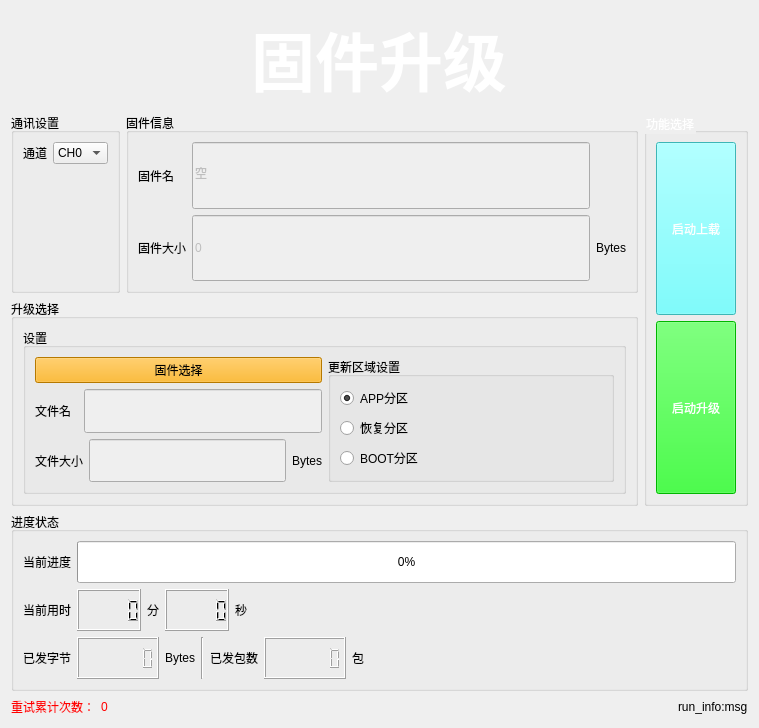
This is updatefw_window/updatefw_window.ui in aron566/EOL_CAN_Tool as Qt 5 draws it before an edit. The edited form follows.
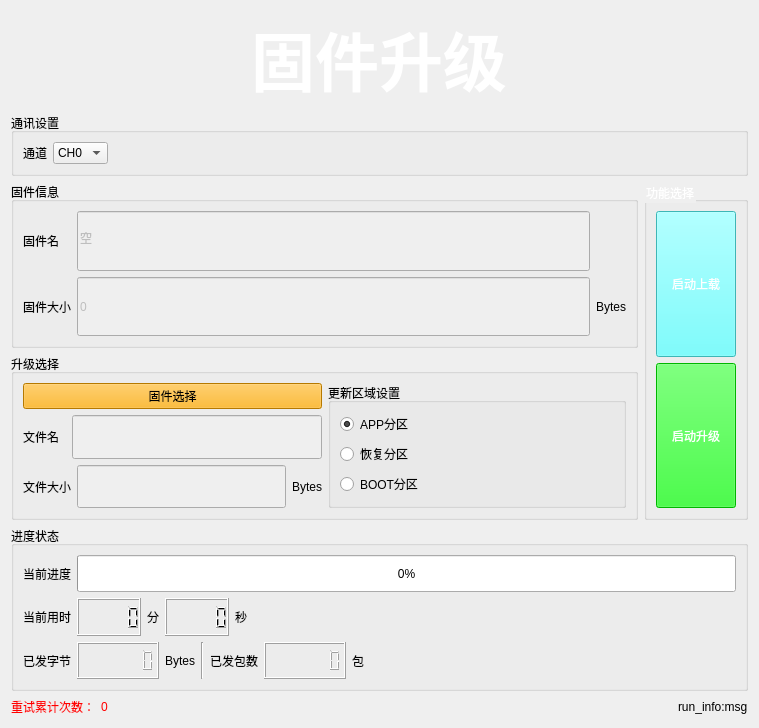
This is the edited form.

Commit message: <feat>: <优化窗口最小化恢复逻辑>

Diff of the .ui file:
```diff
--- a/updatefw_window/updatefw_window.ui
+++ b/updatefw_window/updatefw_window.ui
@@ -17,346 +17,7 @@
    <string notr="true"/>
   </property>
   <layout class="QGridLayout" name="gridLayout_5">
-   <item row="0" column="0" colspan="3">
-    <layout class="QGridLayout" name="gridLayout">
-     <item row="0" column="0" alignment="Qt::AlignHCenter|Qt::AlignVCenter">
-      <widget class="QLabel" name="label">
-       <property name="styleSheet">
-        <string notr="true">color: rgb(255, 255, 255);</string>
-       </property>
-       <property name="text">
-        <string>&lt;html&gt;&lt;head/&gt;&lt;body&gt;&lt;p align=&quot;center&quot;&gt;&lt;span style=&quot; font-size:48pt; font-weight:600;&quot;&gt;固件升级&lt;/span&gt;&lt;/p&gt;&lt;/body&gt;&lt;/html&gt;</string>
-       </property>
-      </widget>
-     </item>
-    </layout>
-   </item>
-   <item row="1" column="1">
-    <layout class="QGridLayout" name="info_gridLayout">
-     <item row="1" column="0">
-      <widget class="QGroupBox" name="info_groupBox">
-       <property name="sizePolicy">
-        <sizepolicy hsizetype="Preferred" vsizetype="Preferred">
-         <horstretch>0</horstretch>
-         <verstretch>0</verstretch>
-        </sizepolicy>
-       </property>
-       <property name="styleSheet">
-        <string notr="true"/>
-       </property>
-       <property name="title">
-        <string>固件信息</string>
-       </property>
-       <layout class="QGridLayout" name="gridLayout_3">
-        <item row="1" column="1">
-         <widget class="QLineEdit" name="frimware_size">
-          <property name="enabled">
-           <bool>false</bool>
-          </property>
-          <property name="sizePolicy">
-           <sizepolicy hsizetype="Expanding" vsizetype="MinimumExpanding">
-            <horstretch>0</horstretch>
-            <verstretch>0</verstretch>
-           </sizepolicy>
-          </property>
-          <property name="text">
-           <string>0</string>
-          </property>
-         </widget>
-        </item>
-        <item row="1" column="0">
-         <widget class="QLabel" name="frimware_size_label">
-          <property name="text">
-           <string>固件大小</string>
-          </property>
-         </widget>
-        </item>
-        <item row="0" column="1">
-         <widget class="QLineEdit" name="frimware_name">
-          <property name="enabled">
-           <bool>false</bool>
-          </property>
-          <property name="sizePolicy">
-           <sizepolicy hsizetype="Expanding" vsizetype="MinimumExpanding">
-            <horstretch>0</horstretch>
-            <verstretch>0</verstretch>
-           </sizepolicy>
-          </property>
-          <property name="text">
-           <string>空</string>
-          </property>
-         </widget>
-        </item>
-        <item row="1" column="2">
-         <widget class="QLabel" name="label_3">
-          <property name="text">
-           <string>Bytes</string>
-          </property>
-         </widget>
-        </item>
-        <item row="0" column="0">
-         <widget class="QLabel" name="frimware_label">
-          <property name="text">
-           <string>固件名</string>
-          </property>
-         </widget>
-        </item>
-       </layout>
-      </widget>
-     </item>
-    </layout>
-   </item>
-   <item row="1" column="0">
-    <widget class="QGroupBox" name="update_com_groupBox">
-     <property name="sizePolicy">
-      <sizepolicy hsizetype="Preferred" vsizetype="Preferred">
-       <horstretch>0</horstretch>
-       <verstretch>0</verstretch>
-      </sizepolicy>
-     </property>
-     <property name="title">
-      <string>通讯设置</string>
-     </property>
-     <layout class="QGridLayout" name="gridLayout_6">
-      <item row="0" column="0">
-       <widget class="QLabel" name="label_4">
-        <property name="text">
-         <string>通道</string>
-        </property>
-       </widget>
-      </item>
-      <item row="0" column="1">
-       <widget class="QComboBox" name="update_ch_comboBox">
-        <item>
-         <property name="text">
-          <string>CH0</string>
-         </property>
-        </item>
-        <item>
-         <property name="text">
-          <string>CH1</string>
-         </property>
-        </item>
-       </widget>
-      </item>
-      <item row="1" column="1">
-       <spacer name="verticalSpacer">
-        <property name="orientation">
-         <enum>Qt::Vertical</enum>
-        </property>
-        <property name="sizeHint" stdset="0">
-         <size>
-          <width>20</width>
-          <height>40</height>
-         </size>
-        </property>
-       </spacer>
-      </item>
-     </layout>
-    </widget>
-   </item>
-   <item row="1" column="2" rowspan="2">
-    <widget class="QGroupBox" name="groupBox_2">
-     <property name="sizePolicy">
-      <sizepolicy hsizetype="Preferred" vsizetype="Preferred">
-       <horstretch>0</horstretch>
-       <verstretch>0</verstretch>
-      </sizepolicy>
-     </property>
-     <property name="styleSheet">
-      <string notr="true">color: rgb(255, 255, 255);</string>
-     </property>
-     <property name="title">
-      <string>功能选择</string>
-     </property>
-     <layout class="QVBoxLayout" name="verticalLayout_3">
-      <item>
-       <widget class="QPushButton" name="start_upload_button">
-        <property name="sizePolicy">
-         <sizepolicy hsizetype="Minimum" vsizetype="Preferred">
-          <horstretch>0</horstretch>
-          <verstretch>0</verstretch>
-         </sizepolicy>
-        </property>
-        <property name="styleSheet">
-         <string notr="true">background-color: rgb(85, 255, 255);</string>
-        </property>
-        <property name="text">
-         <string>启动上载</string>
-        </property>
-       </widget>
-      </item>
-      <item>
-       <widget class="QPushButton" name="start_update_button">
-        <property name="sizePolicy">
-         <sizepolicy hsizetype="Minimum" vsizetype="Preferred">
-          <horstretch>0</horstretch>
-          <verstretch>0</verstretch>
-         </sizepolicy>
-        </property>
-        <property name="styleSheet">
-         <string notr="true">background-color: rgb(0, 255, 0);</string>
-        </property>
-        <property name="text">
-         <string>启动升级</string>
-        </property>
-       </widget>
-      </item>
-     </layout>
-    </widget>
-   </item>
-   <item row="2" column="0" colspan="2">
-    <layout class="QGridLayout" name="update_gridLayout">
-     <item row="0" column="0">
-      <widget class="QGroupBox" name="update_groupBox">
-       <property name="sizePolicy">
-        <sizepolicy hsizetype="Preferred" vsizetype="Preferred">
-         <horstretch>0</horstretch>
-         <verstretch>0</verstretch>
-        </sizepolicy>
-       </property>
-       <property name="styleSheet">
-        <string notr="true"/>
-       </property>
-       <property name="title">
-        <string>升级选择</string>
-       </property>
-       <layout class="QGridLayout" name="gridLayout_8">
-        <item row="0" column="0">
-         <widget class="QGroupBox" name="groupBox">
-          <property name="sizePolicy">
-           <sizepolicy hsizetype="Preferred" vsizetype="Preferred">
-            <horstretch>0</horstretch>
-            <verstretch>0</verstretch>
-           </sizepolicy>
-          </property>
-          <property name="title">
-           <string>设置</string>
-          </property>
-          <layout class="QGridLayout" name="gridLayout_4">
-           <item row="0" column="0">
-            <layout class="QVBoxLayout" name="verticalLayout">
-             <item>
-              <widget class="QPushButton" name="frimware_sel_button">
-               <property name="styleSheet">
-                <string notr="true">background-color: rgb(255, 170, 0);</string>
-               </property>
-               <property name="text">
-                <string>固件选择</string>
-               </property>
-              </widget>
-             </item>
-             <item>
-              <layout class="QHBoxLayout" name="horizontalLayout_8">
-               <item>
-                <widget class="QLabel" name="file_name_label">
-                 <property name="text">
-                  <string>文件名  </string>
-                 </property>
-                </widget>
-               </item>
-               <item>
-                <widget class="QLineEdit" name="file_name">
-                 <property name="enabled">
-                  <bool>false</bool>
-                 </property>
-                 <property name="sizePolicy">
-                  <sizepolicy hsizetype="Expanding" vsizetype="MinimumExpanding">
-                   <horstretch>0</horstretch>
-                   <verstretch>0</verstretch>
-                  </sizepolicy>
-                 </property>
-                </widget>
-               </item>
-              </layout>
-             </item>
-             <item>
-              <layout class="QHBoxLayout" name="horizontalLayout_9">
-               <item>
-                <widget class="QLabel" name="file_size_label">
-                 <property name="text">
-                  <string>文件大小</string>
-                 </property>
-                </widget>
-               </item>
-               <item>
-                <widget class="QLineEdit" name="file_size">
-                 <property name="enabled">
-                  <bool>false</bool>
-                 </property>
-                 <property name="sizePolicy">
-                  <sizepolicy hsizetype="Expanding" vsizetype="MinimumExpanding">
-                   <horstretch>0</horstretch>
-                   <verstretch>0</verstretch>
-                  </sizepolicy>
-                 </property>
-                </widget>
-               </item>
-               <item>
-                <widget class="QLabel" name="label_2">
-                 <property name="text">
-                  <string>Bytes</string>
-                 </property>
-                </widget>
-               </item>
-              </layout>
-             </item>
-            </layout>
-           </item>
-           <item row="0" column="2">
-            <widget class="QGroupBox" name="update_parttion_groupBox">
-             <property name="title">
-              <string>更新区域设置</string>
-             </property>
-             <layout class="QGridLayout" name="gridLayout_7">
-              <item row="1" column="0">
-               <widget class="QRadioButton" name="restore_radioButton">
-                <property name="sizePolicy">
-                 <sizepolicy hsizetype="Expanding" vsizetype="Fixed">
-                  <horstretch>0</horstretch>
-                  <verstretch>0</verstretch>
-                 </sizepolicy>
-                </property>
-                <property name="text">
-                 <string>恢复分区</string>
-                </property>
-               </widget>
-              </item>
-              <item row="0" column="0">
-               <widget class="QRadioButton" name="app_radioButton">
-                <property name="sizePolicy">
-                 <sizepolicy hsizetype="Expanding" vsizetype="Fixed">
-                  <horstretch>0</horstretch>
-                  <verstretch>0</verstretch>
-                 </sizepolicy>
-                </property>
-                <property name="text">
-                 <string>APP分区</string>
-                </property>
-                <property name="checked">
-                 <bool>true</bool>
-                </property>
-               </widget>
-              </item>
-              <item row="2" column="0">
-               <widget class="QRadioButton" name="boot_radioButton">
-                <property name="text">
-                 <string>BOOT分区</string>
-                </property>
-               </widget>
-              </item>
-             </layout>
-            </widget>
-           </item>
-          </layout>
-         </widget>
-        </item>
-       </layout>
-      </widget>
-     </item>
-    </layout>
-   </item>
-   <item row="3" column="0" colspan="3">
+   <item row="4" column="0" colspan="3">
     <layout class="QGridLayout" name="upgrade_gridLayout">
      <item row="0" column="1">
       <widget class="QGroupBox" name="upgrade_groupBox">
@@ -544,7 +205,21 @@
      </item>
     </layout>
    </item>
-   <item row="4" column="0" colspan="3">
+   <item row="0" column="0" colspan="3">
+    <layout class="QGridLayout" name="gridLayout">
+     <item row="0" column="0" alignment="Qt::AlignHCenter|Qt::AlignVCenter">
+      <widget class="QLabel" name="label">
+       <property name="styleSheet">
+        <string notr="true">color: rgb(255, 255, 255);</string>
+       </property>
+       <property name="text">
+        <string>&lt;html&gt;&lt;head/&gt;&lt;body&gt;&lt;p align=&quot;center&quot;&gt;&lt;span style=&quot; font-size:48pt; font-weight:600;&quot;&gt;固件升级&lt;/span&gt;&lt;/p&gt;&lt;/body&gt;&lt;/html&gt;</string>
+       </property>
+      </widget>
+     </item>
+    </layout>
+   </item>
+   <item row="5" column="0" colspan="3">
     <layout class="QHBoxLayout" name="horizontalLayout_3">
      <item>
       <widget class="QLabel" name="error_label">
@@ -588,6 +263,316 @@
      </item>
     </layout>
    </item>
+   <item row="3" column="0" colspan="2">
+    <layout class="QGridLayout" name="update_gridLayout">
+     <item row="0" column="0">
+      <widget class="QGroupBox" name="update_groupBox">
+       <property name="sizePolicy">
+        <sizepolicy hsizetype="Expanding" vsizetype="Preferred">
+         <horstretch>0</horstretch>
+         <verstretch>0</verstretch>
+        </sizepolicy>
+       </property>
+       <property name="styleSheet">
+        <string notr="true"/>
+       </property>
+       <property name="title">
+        <string>升级选择</string>
+       </property>
+       <layout class="QGridLayout" name="gridLayout_8">
+        <item row="0" column="1">
+         <widget class="QGroupBox" name="update_parttion_groupBox">
+          <property name="title">
+           <string>更新区域设置</string>
+          </property>
+          <layout class="QGridLayout" name="gridLayout_7">
+           <item row="1" column="0">
+            <widget class="QRadioButton" name="restore_radioButton">
+             <property name="sizePolicy">
+              <sizepolicy hsizetype="Expanding" vsizetype="Fixed">
+               <horstretch>0</horstretch>
+               <verstretch>0</verstretch>
+              </sizepolicy>
+             </property>
+             <property name="text">
+              <string>恢复分区</string>
+             </property>
+            </widget>
+           </item>
+           <item row="0" column="0">
+            <widget class="QRadioButton" name="app_radioButton">
+             <property name="sizePolicy">
+              <sizepolicy hsizetype="Expanding" vsizetype="Fixed">
+               <horstretch>0</horstretch>
+               <verstretch>0</verstretch>
+              </sizepolicy>
+             </property>
+             <property name="text">
+              <string>APP分区</string>
+             </property>
+             <property name="checked">
+              <bool>true</bool>
+             </property>
+            </widget>
+           </item>
+           <item row="2" column="0">
+            <widget class="QRadioButton" name="boot_radioButton">
+             <property name="text">
+              <string>BOOT分区</string>
+             </property>
+            </widget>
+           </item>
+          </layout>
+         </widget>
+        </item>
+        <item row="0" column="0">
+         <layout class="QVBoxLayout" name="verticalLayout">
+          <item>
+           <widget class="QPushButton" name="frimware_sel_button">
+            <property name="styleSheet">
+             <string notr="true">background-color: rgb(255, 170, 0);</string>
+            </property>
+            <property name="text">
+             <string>固件选择</string>
+            </property>
+           </widget>
+          </item>
+          <item>
+           <layout class="QHBoxLayout" name="horizontalLayout_8">
+            <item>
+             <widget class="QLabel" name="file_name_label">
+              <property name="text">
+               <string>文件名  </string>
+              </property>
+             </widget>
+            </item>
+            <item>
+             <widget class="QLineEdit" name="file_name">
+              <property name="enabled">
+               <bool>false</bool>
+              </property>
+              <property name="sizePolicy">
+               <sizepolicy hsizetype="Expanding" vsizetype="MinimumExpanding">
+                <horstretch>0</horstretch>
+                <verstretch>0</verstretch>
+               </sizepolicy>
+              </property>
+             </widget>
+            </item>
+           </layout>
+          </item>
+          <item>
+           <layout class="QHBoxLayout" name="horizontalLayout_9">
+            <item>
+             <widget class="QLabel" name="file_size_label">
+              <property name="text">
+               <string>文件大小</string>
+              </property>
+             </widget>
+            </item>
+            <item>
+             <widget class="QLineEdit" name="file_size">
+              <property name="enabled">
+               <bool>false</bool>
+              </property>
+              <property name="sizePolicy">
+               <sizepolicy hsizetype="Expanding" vsizetype="MinimumExpanding">
+                <horstretch>0</horstretch>
+                <verstretch>0</verstretch>
+               </sizepolicy>
+              </property>
+             </widget>
+            </item>
+            <item>
+             <widget class="QLabel" name="label_2">
+              <property name="text">
+               <string>Bytes</string>
+              </property>
+             </widget>
+            </item>
+           </layout>
+          </item>
+         </layout>
+        </item>
+       </layout>
+      </widget>
+     </item>
+    </layout>
+   </item>
+   <item row="2" column="0" colspan="2">
+    <layout class="QGridLayout" name="info_gridLayout">
+     <item row="1" column="0">
+      <widget class="QGroupBox" name="info_groupBox">
+       <property name="sizePolicy">
+        <sizepolicy hsizetype="Expanding" vsizetype="Preferred">
+         <horstretch>0</horstretch>
+         <verstretch>0</verstretch>
+        </sizepolicy>
+       </property>
+       <property name="styleSheet">
+        <string notr="true"/>
+       </property>
+       <property name="title">
+        <string>固件信息</string>
+       </property>
+       <layout class="QGridLayout" name="gridLayout_3">
+        <item row="1" column="1">
+         <widget class="QLineEdit" name="frimware_size">
+          <property name="enabled">
+           <bool>false</bool>
+          </property>
+          <property name="sizePolicy">
+           <sizepolicy hsizetype="Expanding" vsizetype="MinimumExpanding">
+            <horstretch>0</horstretch>
+            <verstretch>0</verstretch>
+           </sizepolicy>
+          </property>
+          <property name="text">
+           <string>0</string>
+          </property>
+         </widget>
+        </item>
+        <item row="1" column="0">
+         <widget class="QLabel" name="frimware_size_label">
+          <property name="text">
+           <string>固件大小</string>
+          </property>
+         </widget>
+        </item>
+        <item row="0" column="1">
+         <widget class="QLineEdit" name="frimware_name">
+          <property name="enabled">
+           <bool>false</bool>
+          </property>
+          <property name="sizePolicy">
+           <sizepolicy hsizetype="Expanding" vsizetype="MinimumExpanding">
+            <horstretch>0</horstretch>
+            <verstretch>0</verstretch>
+           </sizepolicy>
+          </property>
+          <property name="text">
+           <string>空</string>
+          </property>
+         </widget>
+        </item>
+        <item row="1" column="2">
+         <widget class="QLabel" name="label_3">
+          <property name="text">
+           <string>Bytes</string>
+          </property>
+         </widget>
+        </item>
+        <item row="0" column="0">
+         <widget class="QLabel" name="frimware_label">
+          <property name="text">
+           <string>固件名</string>
+          </property>
+         </widget>
+        </item>
+       </layout>
+      </widget>
+     </item>
+    </layout>
+   </item>
+   <item row="2" column="2" rowspan="2">
+    <widget class="QGroupBox" name="groupBox_2">
+     <property name="sizePolicy">
+      <sizepolicy hsizetype="Fixed" vsizetype="Preferred">
+       <horstretch>0</horstretch>
+       <verstretch>0</verstretch>
+      </sizepolicy>
+     </property>
+     <property name="styleSheet">
+      <string notr="true">color: rgb(255, 255, 255);</string>
+     </property>
+     <property name="title">
+      <string>功能选择</string>
+     </property>
+     <layout class="QVBoxLayout" name="verticalLayout_3">
+      <item>
+       <widget class="QPushButton" name="start_upload_button">
+        <property name="sizePolicy">
+         <sizepolicy hsizetype="Minimum" vsizetype="Preferred">
+          <horstretch>0</horstretch>
+          <verstretch>0</verstretch>
+         </sizepolicy>
+        </property>
+        <property name="styleSheet">
+         <string notr="true">background-color: rgb(85, 255, 255);</string>
+        </property>
+        <property name="text">
+         <string>启动上载</string>
+        </property>
+       </widget>
+      </item>
+      <item>
+       <widget class="QPushButton" name="start_update_button">
+        <property name="sizePolicy">
+         <sizepolicy hsizetype="Minimum" vsizetype="Preferred">
+          <horstretch>0</horstretch>
+          <verstretch>0</verstretch>
+         </sizepolicy>
+        </property>
+        <property name="styleSheet">
+         <string notr="true">background-color: rgb(0, 255, 0);</string>
+        </property>
+        <property name="text">
+         <string>启动升级</string>
+        </property>
+       </widget>
+      </item>
+     </layout>
+    </widget>
+   </item>
+   <item row="1" column="0" colspan="3">
+    <widget class="QGroupBox" name="update_com_groupBox">
+     <property name="sizePolicy">
+      <sizepolicy hsizetype="Preferred" vsizetype="Fixed">
+       <horstretch>0</horstretch>
+       <verstretch>0</verstretch>
+      </sizepolicy>
+     </property>
+     <property name="title">
+      <string>通讯设置</string>
+     </property>
+     <layout class="QGridLayout" name="gridLayout_6">
+      <item row="0" column="0">
+       <widget class="QLabel" name="label_4">
+        <property name="text">
+         <string>通道</string>
+        </property>
+       </widget>
+      </item>
+      <item row="0" column="2">
+       <spacer name="horizontalSpacer_4">
+        <property name="orientation">
+         <enum>Qt::Horizontal</enum>
+        </property>
+        <property name="sizeHint" stdset="0">
+         <size>
+          <width>40</width>
+          <height>20</height>
+         </size>
+        </property>
+       </spacer>
+      </item>
+      <item row="0" column="1">
+       <widget class="QComboBox" name="update_ch_comboBox">
+        <item>
+         <property name="text">
+          <string>CH0</string>
+         </property>
+        </item>
+        <item>
+         <property name="text">
+          <string>CH1</string>
+         </property>
+        </item>
+       </widget>
+      </item>
+     </layout>
+    </widget>
+   </item>
   </layout>
  </widget>
  <resources/>
```
The commit also changes 8 other files.
